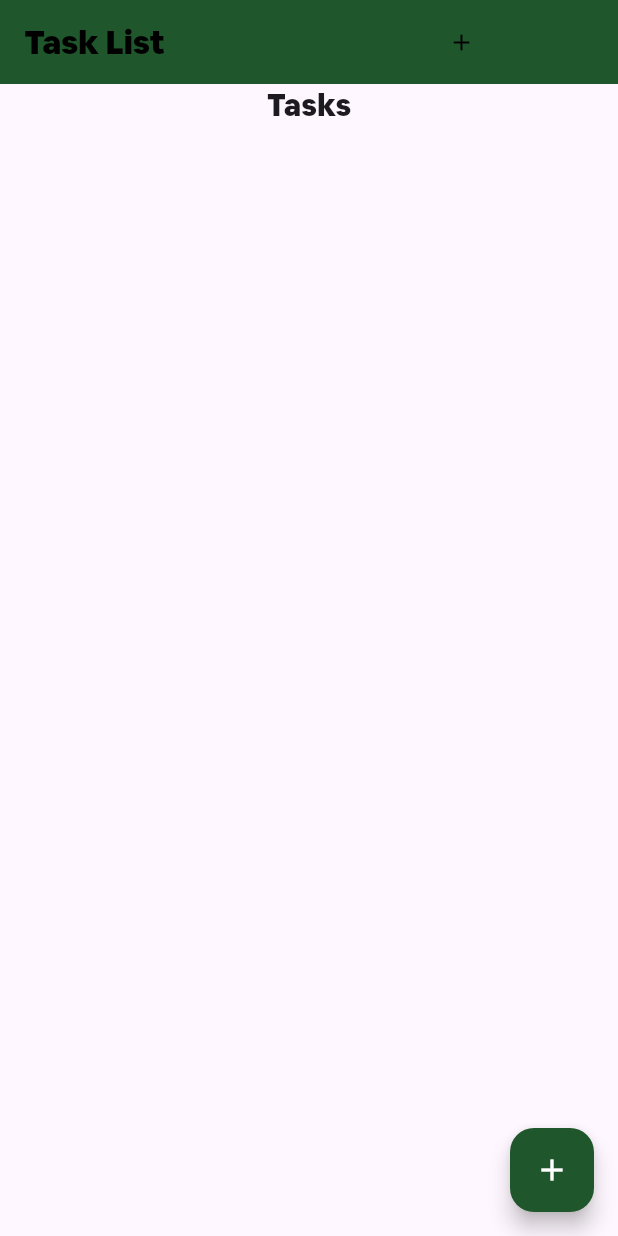
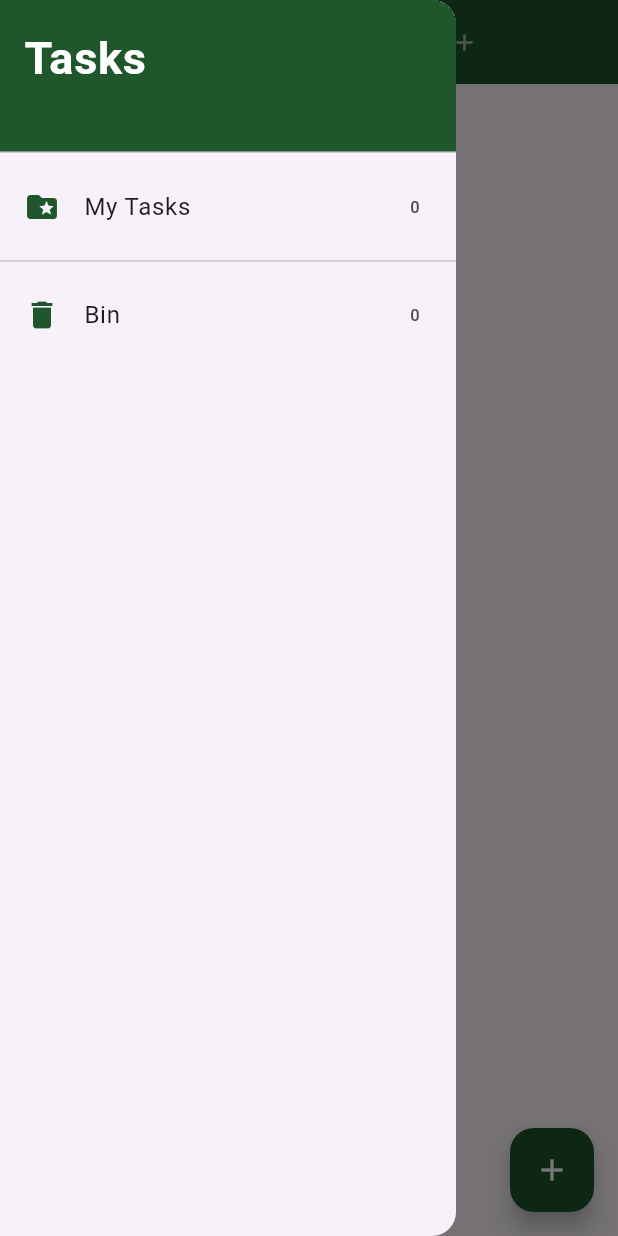
Before and after one commit to irshad800/todoAPP, a Flutter app: the screen it shows after launch, with the side drawer open (before the commit the screen has no drawer), on a phone screen of 412 x 824 dp. Run offline on Flutter 3.47's test engine with Material 3 defaults, Android fonts, the phone set to English and light mode, and no system bars; our stand-ins replace equatable, flutter_bloc, hydrated_bloc.

```diff
--- a/lib/bloc/task_event.dart
+++ b/lib/bloc/task_event.dart
@@ -33,3 +33,12 @@ class DeleteTask extends TasksEvent {
   @override
   List<Object?> get props => [task];
 }
+
+class RemoveTask extends TasksEvent {
+  final Task task;
+
+  const RemoveTask({required this.task});
+
+  @override
+  List<Object?> get props => [task];
+}
--- a/lib/bloc/task_state.dart
+++ b/lib/bloc/task_state.dart
@@ -2,23 +2,29 @@ part of 'task_bloc.dart';
 
 class TasksState extends Equatable {
   final List<Task> allTasks;
+  final List<Task> removedTasks;
 
   const TasksState({
     this.allTasks = const <Task>[],
+    this.removedTasks = const <Task>[],
   });
 
   @override
-  List<Object> get props => [allTasks];
+  List<Object> get props => [allTasks, removedTasks];
 
   Map<String, dynamic> toMap() {
     return {
       'allTasks': allTasks.map((x) => x.toMap()).toList(),
+      'removedTasks': removedTasks.map((x) => x.toMap()).toList(),
     };
   }
 
   factory TasksState.fromMap(Map<String, dynamic> map) {
     return TasksState(
-        allTasks:
-            List<Task>.from((map['allTasks']?.map((x) => Task.fromMap(x)))));
+      allTasks:
+          List<Task>.from((map['allTasks']?.map((x) => Task.fromMap(x))) ?? []),
+      removedTasks: List<Task>.from(
+          (map['removedTasks']?.map((x) => Task.fromMap(x))) ?? []),
+    );
   }
 }
--- a/lib/main.dart
+++ b/lib/main.dart
@@ -1,6 +1,7 @@
 import 'package:flutter/material.dart';
 import 'package:path_provider/path_provider.dart';
 import 'package:todoapp/screens/task_screen.dart';
+import 'package:todoapp/services/app_router.dart';
 
 import 'bloc/bloc_exports.dart';
 
@@ -12,13 +13,16 @@ void main() async {
   );
 
   HydratedBlocOverrides.runZoned(
-    () => runApp(const MyApp()),
+    () => runApp(MyApp(
+      appRouter: AppRouter(),
+    )),
     storage: storage,
   );
 }
 
 class MyApp extends StatelessWidget {
-  const MyApp({super.key});
+  const MyApp({super.key, required this.appRouter});
+  final AppRouter appRouter;
 
   @override
   Widget build(BuildContext context) {
@@ -26,6 +30,7 @@ class MyApp extends StatelessWidget {
       create: (context) => TasksBloc(),
       child: MaterialApp(
         home: TaskScreen(),
+        onGenerateRoute: appRouter.onGenerateRoute,
       ),
     );
   }
--- /dev/null
+++ b/lib/screens/drawer.dart
@@ -0,0 +1,61 @@
+import 'package:flutter/material.dart';
+import 'package:todoapp/screens/recycle_bin.dart';
+import 'package:todoapp/screens/task_screen.dart';
+
+import '../bloc/bloc_exports.dart';
+import '../utils/colors.dart';
+
+class MyDrawer extends StatelessWidget {
+  @override
+  Widget build(BuildContext context) {
+    return Drawer(
+      child: ListView(
+        padding: EdgeInsets.zero,
+        children: <Widget>[
+          SizedBox(
+            height: 110,
+            child: DrawerHeader(
+              decoration: BoxDecoration(
+                color: primaryColors,
+              ),
+              child: Text(
+                'Tasks',
+                style: TextStyle(
+                    color: Colors.white,
+                    fontSize: 30,
+                    fontWeight: FontWeight.bold),
+              ),
+            ),
+          ),
+          BlocBuilder<TasksBloc, TasksState>(
+            builder: (context, state) {
+              return GestureDetector(
+                onTap: () => Navigator.of(context).pushNamed(TaskScreen.id),
+                child: ListTile(
+                  leading: Icon(
+                    Icons.folder_special,
+                    color: primaryColors,
+                  ),
+                  title: Text('My Tasks'),
+                  trailing: Text("${state.allTasks.length}"),
+                ),
+              );
+            },
+          ),
+          Divider(),
+          GestureDetector(
+            onTap: () => Navigator.of(context).pushNamed(RecycleBin.id),
+            child: ListTile(
+              leading: Icon(
+                Icons.delete,
+                color: primaryColors,
+              ),
+              title: Text('Bin'),
+              trailing: Text("0"),
+            ),
+          ),
+        ],
+      ),
+    );
+  }
+}
--- a/lib/screens/task_screen.dart
+++ b/lib/screens/task_screen.dart
@@ -1,4 +1,5 @@
 import 'package:flutter/material.dart';
+import 'package:todoapp/screens/drawer.dart';
 import 'package:todoapp/utils/colors.dart';
 
 import '../bloc/bloc_exports.dart';
@@ -8,6 +9,7 @@ import 'add_task_screen.dart';
 
 class TaskScreen extends StatelessWidget {
   TaskScreen({Key? key}) : super(key: key);
+  static const id = "task_screen";
   TextEditingController titleController = TextEditingController();
   void _addTask(BuildContext context) {
     showModalBottomSheet(
@@ -31,31 +33,42 @@ class TaskScreen extends StatelessWidget {
               children: [
                 const Text(
                   'Task List',
-                  style: TextStyle(fontFamily: "Airbnb", color: Colors.black),
+                  style: TextStyle(fontFamily: "Airbnb", color: Colors.white60),
                 ),
                 SizedBox(
-                  width: 166,
+                  width: 112,
                 ),
                 TextButton(
-                  onPressed: () {},
+                  onPressed: () => _addTask(context),
                   child: const Icon(
                     Icons.add,
-                    color: Colors.black,
+                    color: Colors.white60,
                   ),
                 ),
               ],
             ),
           ),
+          drawer: MyDrawer(),
           body: Column(
             children: [
+              SizedBox(
+                height: 5,
+              ),
               Center(
-                child: Text(
-                  "Tasks",
+                  child: Chip(
+                label: Text(
+                  "${state.allTasks.length} Tasks",
                   style: TextStyle(
-                      fontFamily: "Airbnb",
-                      fontWeight: FontWeight.bold,
-                      fontSize: 20),
+                    fontFamily: "Airbnb",
+                    fontWeight: FontWeight.bold,
+                    fontSize: 20,
+                  ),
                 ),
+                backgroundColor: Colors.grey[400],
+                labelStyle: TextStyle(color: Colors.black),
+              )),
+              SizedBox(
+                height: 10,
               ),
               TaskLists(
                 taskList: tasksLists,
```
Also changed, not shown: lib/bloc/task_bloc.dart (+9 -0 lines), lib/screens/add_task_screen.dart (+22 -7 lines), lib/screens/recycle_bin.dart (added, +64 -0 lines), lib/services/app_router.dart (added, +20 -0 lines), lib/widgets/task_lists.dart (+2 -11 lines), lib/widgets/task_tile.dart (added, +32 -0 lines).
